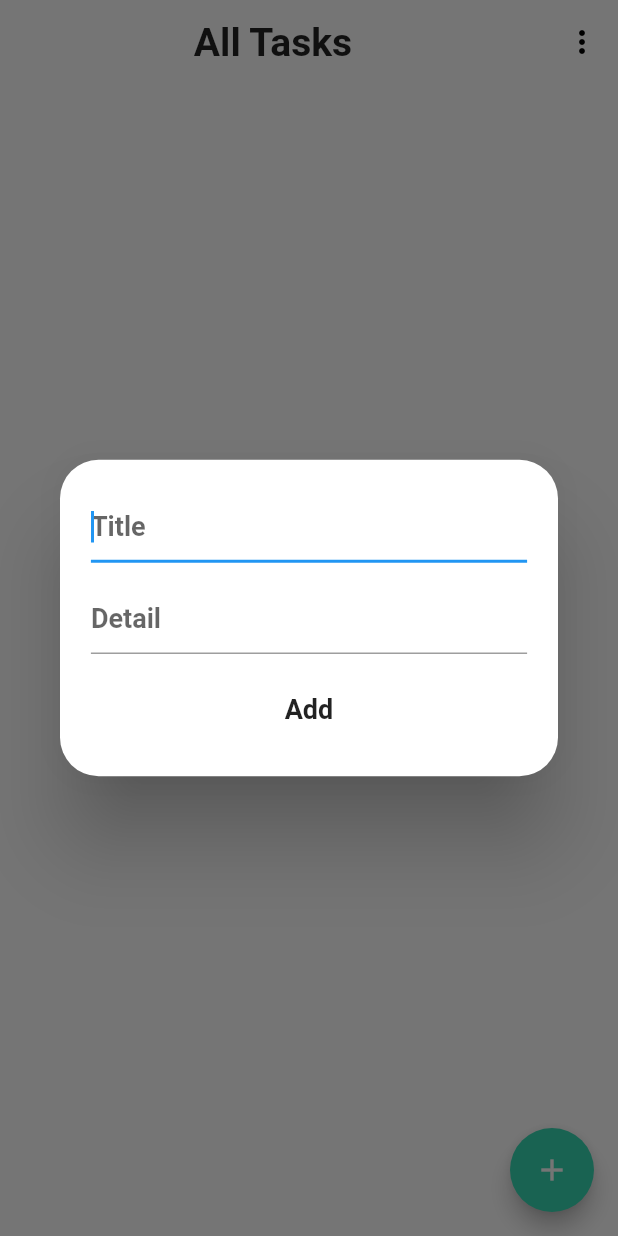
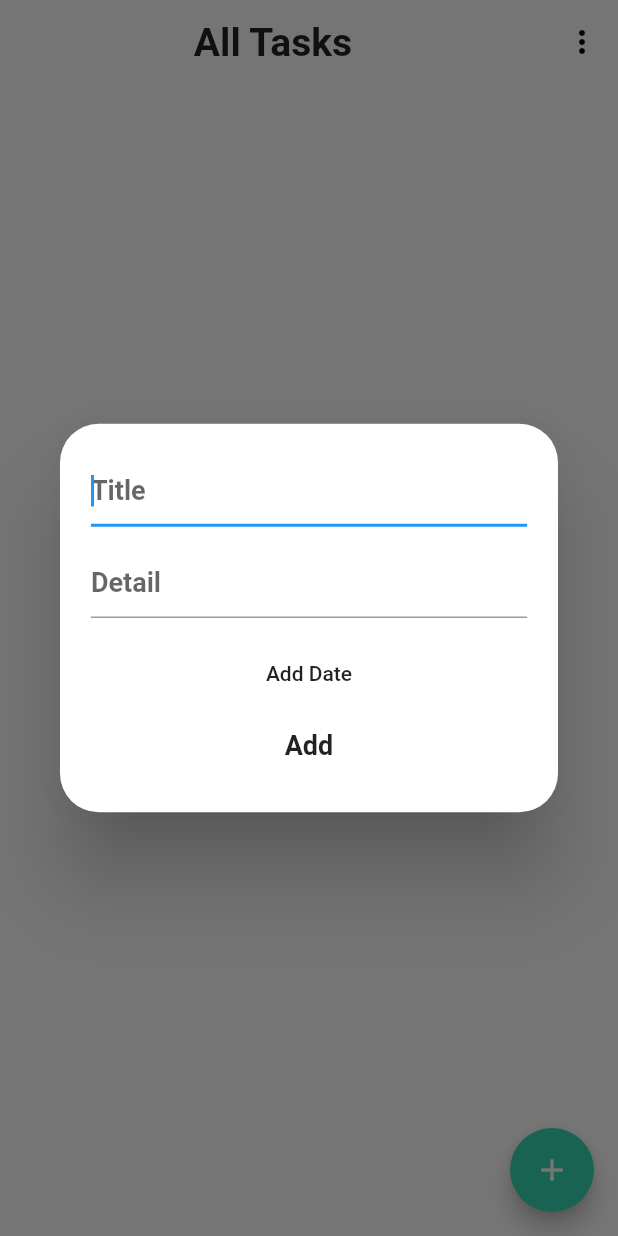
Before and after one commit to devenderbutani21/todo_app, a Flutter app: the screen it shows after launch, after a tap on the "add" icon, on a phone screen of 412 x 824 dp. Run offline on Flutter 3.47's test engine with Material 2 defaults, Android fonts, the phone set to English and light mode, and no system bars; our stand-ins replace hive, hive_flutter; accounts and stored records are empty; generated files the repository leaves out were written again; Roboto replaces fonts that are missing (Nunito Sans).

```diff
--- a/lib/main.dart
+++ b/lib/main.dart
@@ -53,6 +53,8 @@ class _MyHomePageState extends State<MyHomePage> {
 
   TodoFilter filter = TodoFilter.ALL;
 
+  DateTime selectedDate = DateTime.now();
+
   @override
   void initState() {
     super.initState();
@@ -66,6 +68,26 @@ class _MyHomePageState extends State<MyHomePage> {
     SystemChrome.setPreferredOrientations([
       DeviceOrientation.portraitUp,
     ]);
+    // showDatePicker(
+    //   context: context,
+    //   initialDate: DateTime.now(),
+    //   firstDate: DateTime(2000),
+    //   lastDate: DateTime(2025),
+    // );
+    //
+    // _selectDate(BuildContext context) async {
+    //   final DateTime picked = await showDatePicker(
+    //     context: context,
+    //     initialDate: selectedDate, // Refer step 1
+    //     firstDate: DateTime(2000),
+    //     lastDate: DateTime(2025),
+    //   );
+    //   if (picked != null && picked != selectedDate)
+    //     setState(() {
+    //       selectedDate = picked;
+    //     });
+    // }
+
     return Scaffold(
       appBar: AppBar(
         title: Center(
@@ -364,6 +386,12 @@ class _MyHomePageState extends State<MyHomePage> {
                     SizedBox(
                       height: mediaQuery.size.width / 32,
                     ),
+                    MaterialButton(
+                      onPressed: () {
+                        // _selectDate(context);
+                      },
+                      child: Text('Add Date'),
+                    ),
                     FlatButton(
                       child: Text(
                         "Add",
```
